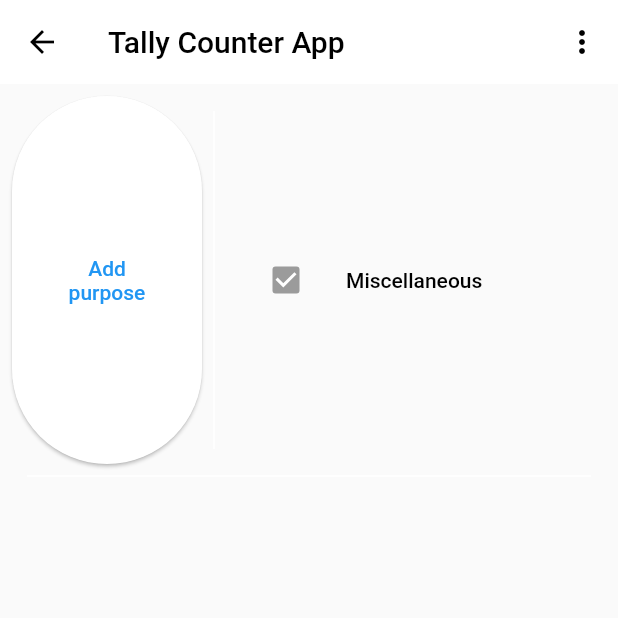
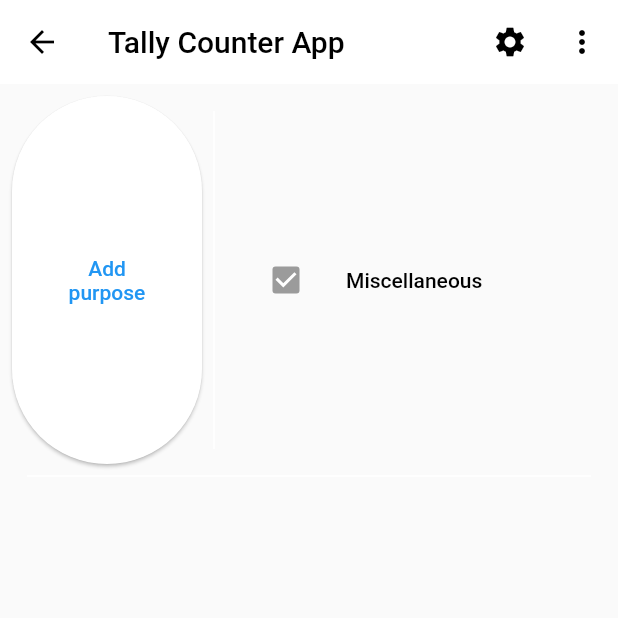
Before and after one commit to Jictyvoo/TallyCounterFlutter, a Flutter app: the TallyPage screen opened by its route, on a phone screen of 412 x 824 dp, the top half of it. Run offline on Flutter 3.47's test engine with Material 2 defaults, Android fonts, the phone set to English and light mode, and no system bars; our stand-ins replace flutter_modular, isar, permission_handler; missing offline and left inert: filesystem_picker; accounts and stored records are empty; generated files the repository leaves out were written again.

Commit message:
:sailboat: feat: Create route for `settings_page`

```diff
--- a/lib/app/modules/tally_counter/tally_counter_page.dart
+++ b/lib/app/modules/tally_counter/tally_counter_page.dart
@@ -1,5 +1,6 @@
 import 'package:flutter/material.dart';
 import 'package:flutter_modular/flutter_modular.dart';
+import 'package:tally_counter/app/shared/routes.dart';
 
 import 'pages/counter/counter_page.dart';
 import 'pages/counter/widgets/purpose_selector.dart';
@@ -72,6 +73,12 @@ class TallyPage extends StatelessWidget {
       appBar: AppBar(
         title: Text(title),
         actions: [
+          IconButton(
+            onPressed: () {
+              Modular.to.pushNamed(AppRoutes.settings.route);
+            },
+            icon: const Icon(Icons.settings),
+          ),
           PopupTrailing(
             onTap: (options) {
               if (options == PopupOptions.showAll) {
--- a/lib/app/shared/routes.dart
+++ b/lib/app/shared/routes.dart
@@ -1,5 +1,6 @@
 enum AppRoutes {
   default_('/'),
+  settings('/settings'),
   tallyCounter('/home');
 
   final String route;
```
Also changed, not shown: lib/app/app_module.dart (+11 -0 lines).
